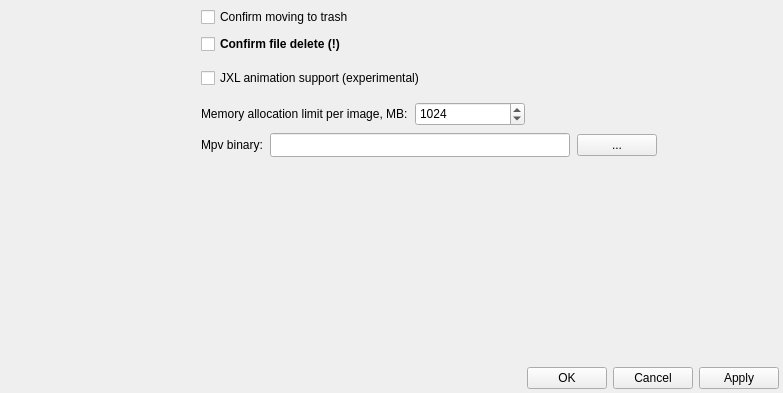
Above: src/gui/dialogs/settingsdialog.ui from do-i/thumbgrid before the change; both pictures show x 0 to 783 and y 348 to 741 of the 783 by 741 pixel window. Below: the same form after it.
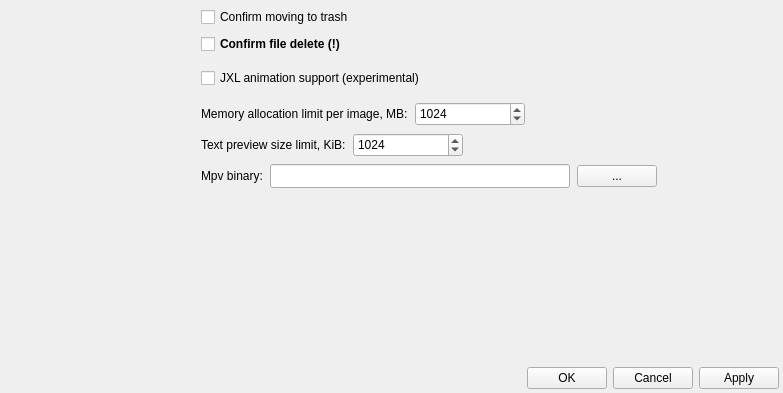
That is the form after the change. The open tabs and pages were chosen to show the change. Custom widgets are drawn as their Qt base class.

Commit message: Add a setting for the text viewer size limit

What changed in the file:
```diff
--- a/src/gui/dialogs/settingsdialog.ui
+++ b/src/gui/dialogs/settingsdialog.ui
@@ -5312,6 +5312,73 @@
                     </item>
                    </layout>
                   </item>
+                  <item>
+                   <layout class="QHBoxLayout" name="textPreviewLimitLayout">
+                    <property name="leftMargin">
+                     <number>0</number>
+                    </property>
+                    <property name="topMargin">
+                     <number>0</number>
+                    </property>
+                    <property name="rightMargin">
+                     <number>0</number>
+                    </property>
+                    <property name="bottomMargin">
+                     <number>0</number>
+                    </property>
+                    <item>
+                     <widget class="QLabel" name="textPreviewLimitLabel">
+                      <property name="text">
+                       <string>Text preview size limit, KiB:</string>
+                      </property>
+                     </widget>
+                    </item>
+                    <item>
+                     <widget class="QSpinBox" name="textPreviewLimitSpinBox">
+                      <property name="sizePolicy">
+                       <sizepolicy hsizetype="Fixed" vsizetype="Minimum">
+                        <horstretch>0</horstretch>
+                        <verstretch>0</verstretch>
+                       </sizepolicy>
+                      </property>
+                      <property name="minimumSize">
+                       <size>
+                        <width>110</width>
+                        <height>24</height>
+                       </size>
+                      </property>
+                      <property name="toolTip">
+                       <string>Larger text files are cut off after this many KiB in the viewer.</string>
+                      </property>
+                      <property name="minimum">
+                       <number>64</number>
+                      </property>
+                      <property name="maximum">
+                       <number>16384</number>
+                      </property>
+                      <property name="singleStep">
+                       <number>64</number>
+                      </property>
+                      <property name="value">
+                       <number>1024</number>
+                      </property>
+                     </widget>
+                    </item>
+                    <item>
+                     <spacer name="textPreviewLimitSpacer">
+                      <property name="orientation">
+                       <enum>Qt::Horizontal</enum>
+                      </property>
+                      <property name="sizeHint" stdset="0">
+                       <size>
+                        <width>40</width>
+                        <height>20</height>
+                       </size>
+                      </property>
+                     </spacer>
+                    </item>
+                   </layout>
+                  </item>
                   <item>
                    <layout class="QHBoxLayout" name="horizontalLayout_7">
                     <item>
```
The commit also changes 8 other files.
